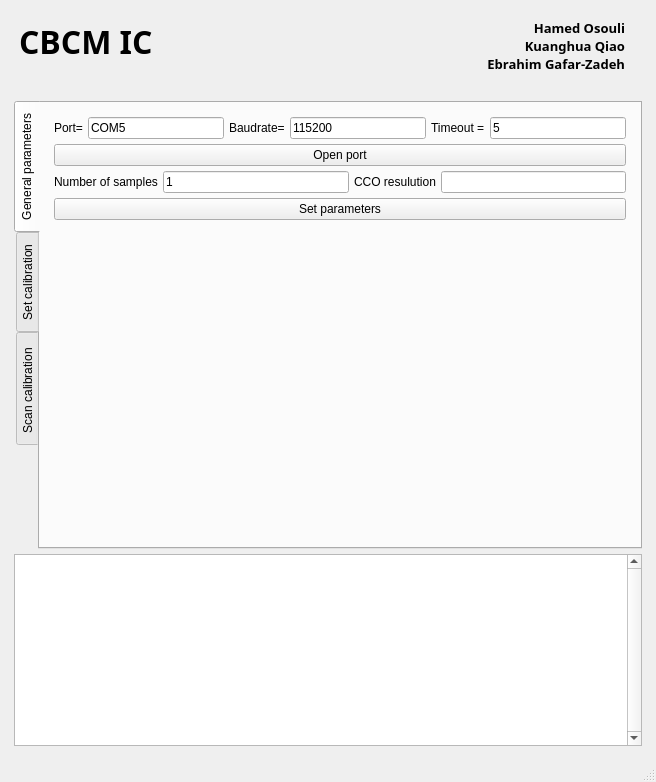
This is Software/Python/GUI.ui in okyx10a/CBCM-IC as Qt 5 draws it before an edit. The edited form follows.
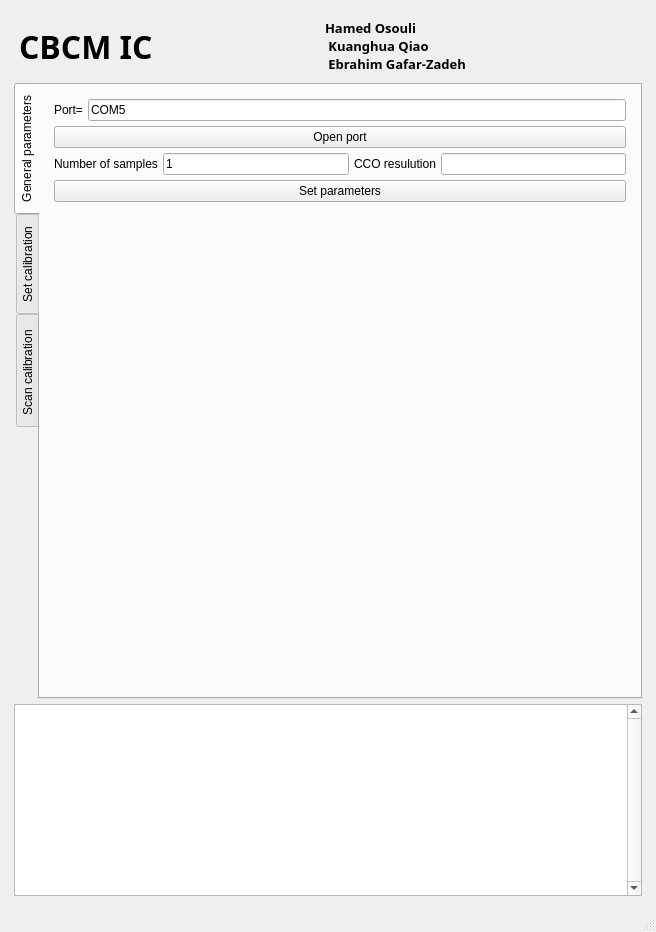
This is the edited form. The open tabs and pages were chosen to show the change. Icons and pictures are not drawn. Custom widgets are drawn as their Qt base class.

```diff
--- a/Software/Python/GUI.ui
+++ b/Software/Python/GUI.ui
@@ -7,7 +7,7 @@
     <x>0</x>
     <y>0</y>
     <width>656</width>
-    <height>782</height>
+    <height>932</height>
    </rect>
   </property>
   <property name="sizePolicy">
@@ -75,7 +75,7 @@
            <enum>Qt::AutoText</enum>
           </property>
           <property name="alignment">
-           <set>Qt::AlignLeading|Qt::AlignLeft|Qt::AlignTop</set>
+           <set>Qt::AlignLeading|Qt::AlignLeft|Qt::AlignVCenter</set>
           </property>
          </widget>
         </item>
@@ -101,11 +101,10 @@
           <property name="text">
            <string>Hamed Osouli
  Kuanghua Qiao
- Ebrahim Gafar-Zadeh
-      </string>
+ Ebrahim Gafar-Zadeh      </string>
           </property>
           <property name="alignment">
-           <set>Qt::AlignBottom|Qt::AlignRight|Qt::AlignTrailing</set>
+           <set>Qt::AlignBottom|Qt::AlignLeading|Qt::AlignLeft</set>
           </property>
          </widget>
         </item>
@@ -197,34 +196,6 @@
                 </property>
                </widget>
               </item>
-              <item>
-               <widget class="QLabel" name="baudrate_label">
-                <property name="text">
-                 <string>Baudrate=</string>
-                </property>
-               </widget>
-              </item>
-              <item>
-               <widget class="QLineEdit" name="baudrate_input">
-                <property name="text">
-                 <string>115200</string>
-                </property>
-               </widget>
-              </item>
-              <item>
-               <widget class="QLabel" name="timeout_label">
-                <property name="text">
-                 <string>Timeout =</string>
-                </property>
-               </widget>
-              </item>
-              <item>
-               <widget class="QLineEdit" name="timeout_input">
-                <property name="text">
-                 <string>5</string>
-                </property>
-               </widget>
-              </item>
              </layout>
             </item>
             <item>
```
Left out of the diff: 4 changed lines with no effect on the pictures.
